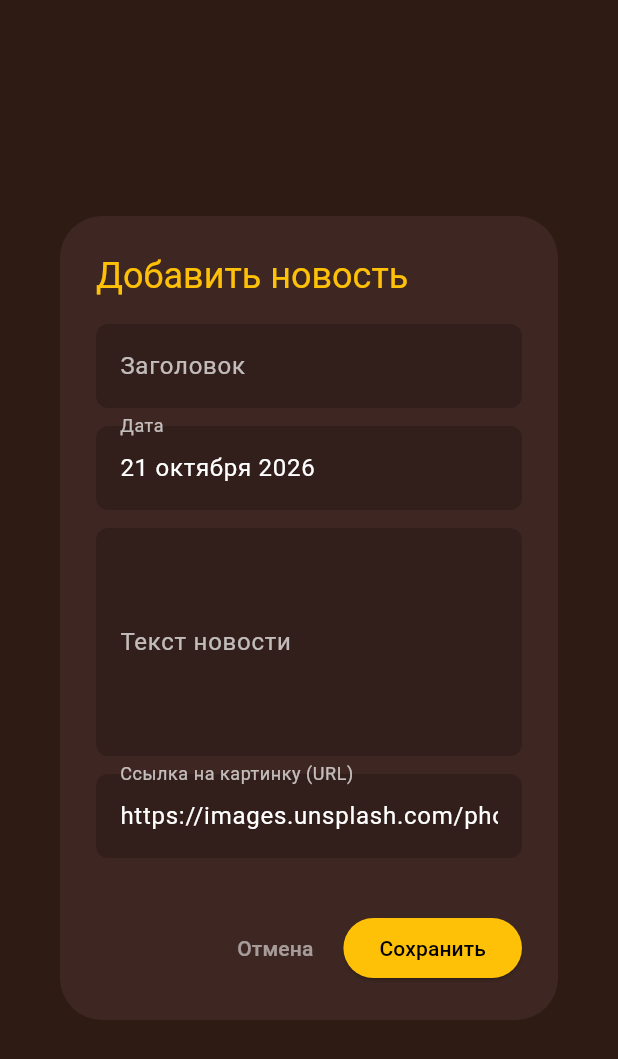
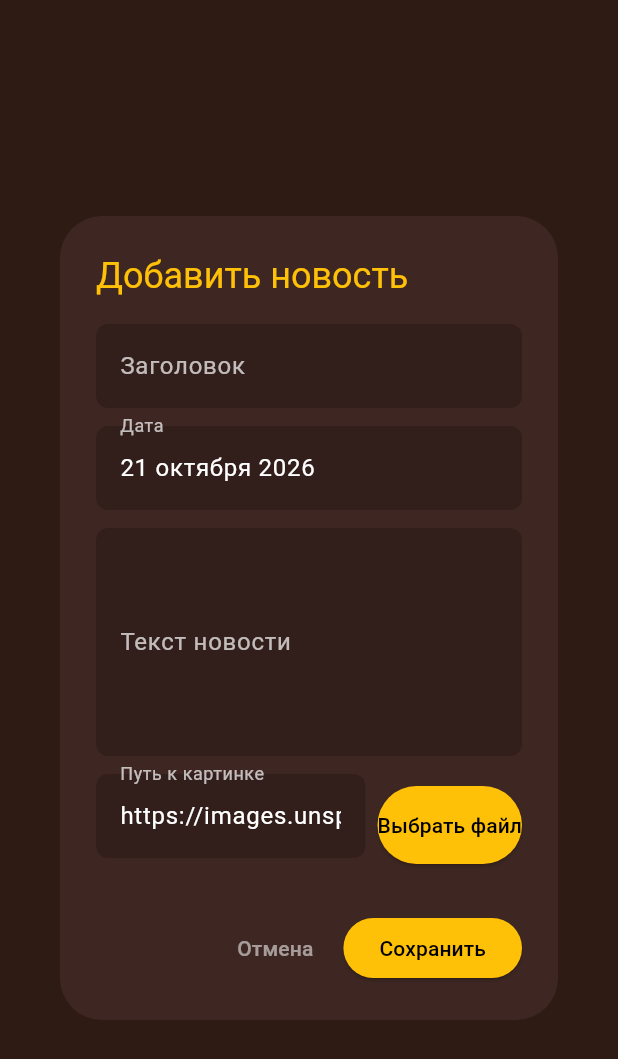
Before and after one commit to NikasWolf/coffe, a Flutter app: the BlogDialog widget shown alone on an empty page, opened directly, on a phone screen of 412 x 824 dp. Shown: the top 1059 px of the screen. Run offline on Flutter 3.47's test engine with Material 3 defaults, Android fonts, the phone set to English and light mode, and no system bars; our stand-ins replace drift, drift_flutter, file_picker; accounts and stored records are empty; generated files the repository leaves out were written again; statements that could not run were skipped.

Commit message:
добавление фото с диска

```diff
--- a/coffe360practica/lib/widgets/blog_dialog.dart
+++ b/coffe360practica/lib/widgets/blog_dialog.dart
@@ -1,4 +1,5 @@
 import 'package:flutter/material.dart';
+import 'package:file_picker/file_picker.dart';
 
 class BlogDialog extends StatefulWidget {
   final dynamic existingPost;
@@ -58,7 +59,26 @@ class _BlogDialogState extends State<BlogDialog> {
               _buildField('Заголовок', _titleController),
               _buildField('Дата', _dateController),
               _buildField('Текст новости', _descController, maxLines: 5),
-              _buildField('Ссылка на картинку (URL)', _imageController),
+                            Row(
+                children: [
+                  Expanded(child: _buildField('Путь к картинке', _imageController)),
+                  const SizedBox(width: 8),
+                  ElevatedButton(
+                    onPressed: () async {
+                      final PlatformFile? file = await FilePicker.pickFile(type: FileType.image);
+if (file != null && file.path != null) {
+  _imageController.text = file.path!;
+}
+                    },
+                    style: ElevatedButton.styleFrom(
+                      backgroundColor: Colors.amber,
+                      foregroundColor: Colors.black,
+                      padding: const EdgeInsets.symmetric(vertical: 16),
+                    ),
+                    child: const Text('Выбрать файл'),
+                  ),
+                ],
+              ),
             ],
           ),
         ),
--- a/coffe360practica/pubspec.yaml
+++ b/coffe360practica/pubspec.yaml
@@ -38,6 +38,7 @@ dependencies:
   drift_flutter: ^0.2.0
   path_provider: ^2.1.3
   path: ^1.9.0
+  file_picker: ^13.1.0
 
 
 dev_dependencies:
```
Also changed, not shown: coffe360practica/lib/widgets/blog_card.dart (+13 -13 lines), coffe360practica/lib/widgets/coffee_card.dart (+15 -11 lines), coffe360practica/lib/widgets/coffee_dialog.dart (+22 -1 lines), coffe360practica/pubspec.lock.
